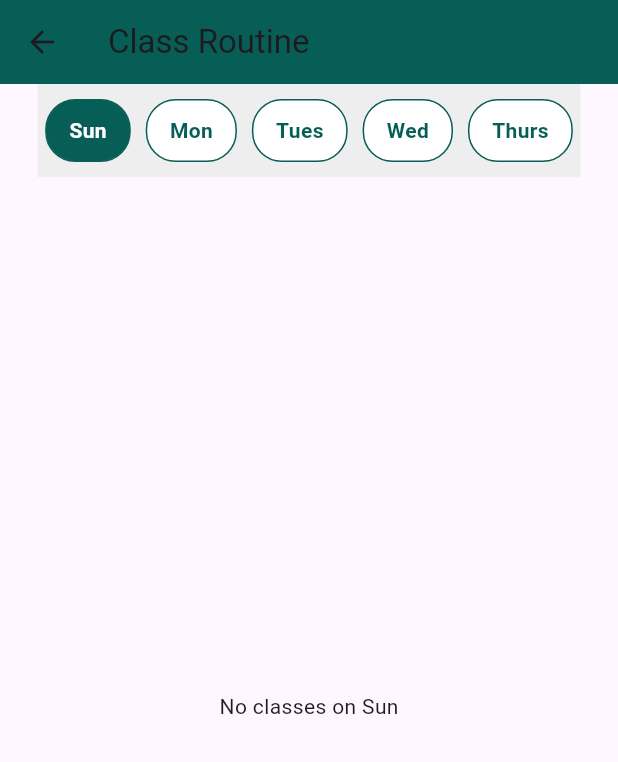
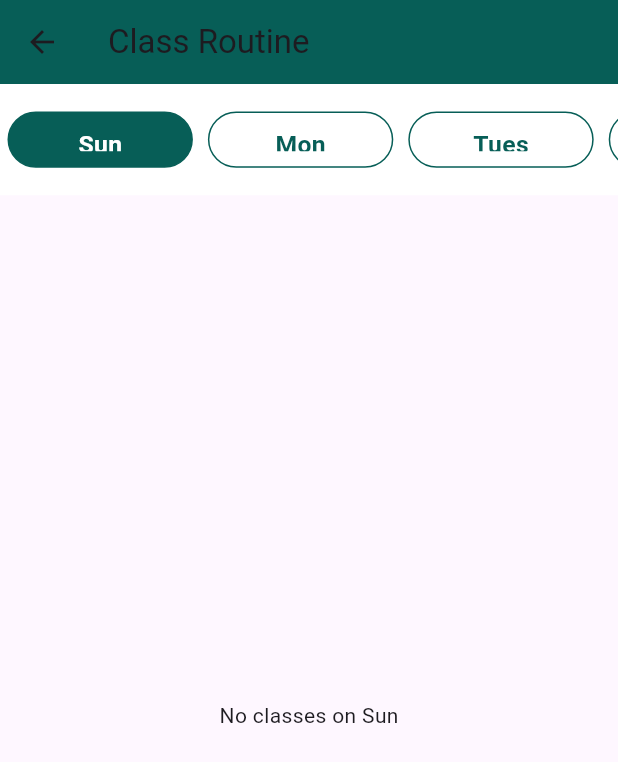
Before and after one commit to Rafi12234/Student-Management-System-for-AUSTians, a Flutter app: the ClassRoutinePage screen opened directly, on a phone screen of 412 x 824 dp. Shown: the top 762 px of the screen. Run offline on Flutter 3.47's test engine with Material 3 defaults, Android fonts, the phone set to English and light mode, and no system bars; our stand-ins replace cloud_firestore, firebase_auth, firebase_core; accounts and stored records are empty.

Commit message:
Update routine.dart

```diff
--- a/lib/routine.dart
+++ b/lib/routine.dart
@@ -105,9 +105,11 @@ class _ClassRoutinePageState extends State<ClassRoutinePage> {
 
   @override
   Widget build(BuildContext context) {
+    final screenWidth = MediaQuery.of(context).size.width;
+    final screenHeight = MediaQuery.of(context).size.height;
     if (errorMessage.isNotEmpty) {
       return Scaffold(
-        appBar: AppBar(title: Text("Class Routine")),
+        appBar: AppBar(title: Text("Class Routine",style: TextStyle(fontFamily: 'Font5'),)),
         body: Center(child: Text(errorMessage)),
       );
     }
@@ -122,7 +124,10 @@ class _ClassRoutinePageState extends State<ClassRoutinePage> {
           // Day Selector
           Container(
             padding: EdgeInsets.symmetric(vertical: 10),
-            color: Colors.grey[200],
+            color: Colors.white,
+            width: screenWidth,
+            height: screenHeight*0.09,
+            child: Center(
               child: SingleChildScrollView(
                 scrollDirection: Axis.horizontal,
                 child: Row(
@@ -132,6 +137,8 @@ class _ClassRoutinePageState extends State<ClassRoutinePage> {
                         setState(() => selectedDay = day);
                       },
                       child: Container(
+                        width: screenWidth*0.3,
+                        height: screenHeight*0.0457,
                         padding: EdgeInsets.symmetric(vertical: 10, horizontal: 15),
                         margin: EdgeInsets.symmetric(horizontal: 5),
                         decoration: BoxDecoration(
@@ -141,6 +148,7 @@ class _ClassRoutinePageState extends State<ClassRoutinePage> {
                           borderRadius: BorderRadius.circular(20),
                           border: Border.all(color: Color(0xff075e57)),
                         ),
+                        child: Center(
                           child: Text(
                             day,
                             style: TextStyle(
@@ -148,11 +156,14 @@ class _ClassRoutinePageState extends State<ClassRoutinePage> {
                                   ? Colors.white
                                   : Color(0xff075e57),
                               fontWeight: FontWeight.bold,
+                              fontSize: screenWidth*0.04
+                            ),
                           ),
                         ),
                       ),
                     );
                   }).toList(),
+                ),
               ),
             ),
           ),
```
Lines whose indentation alone changed are shown as unchanged.
